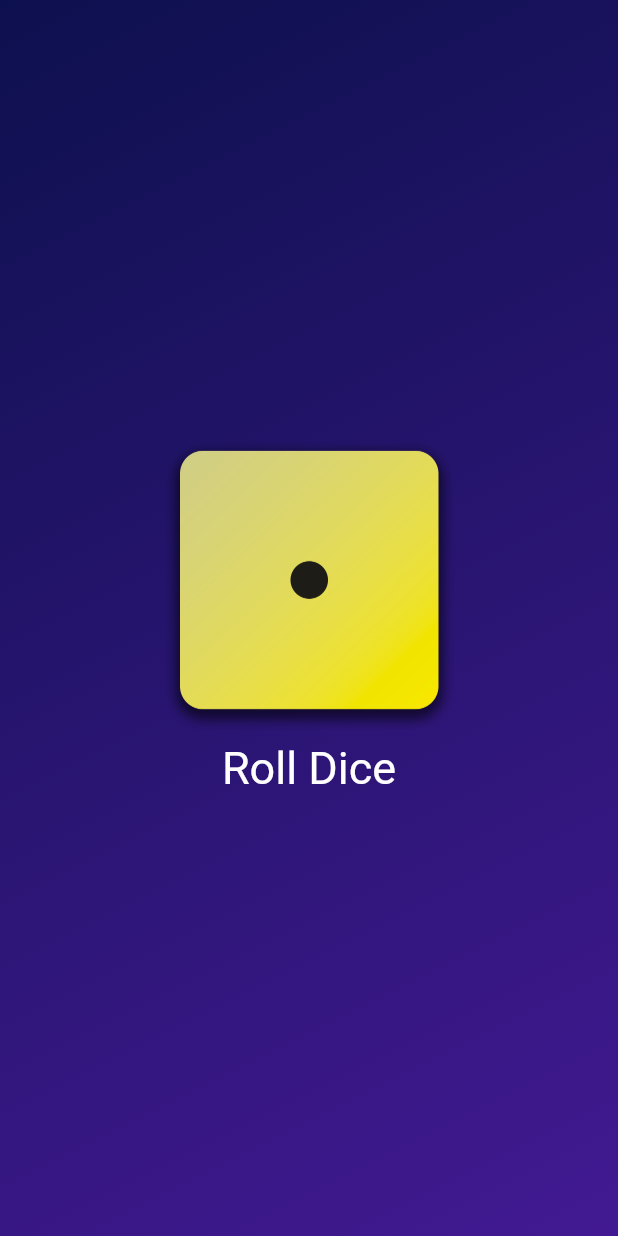
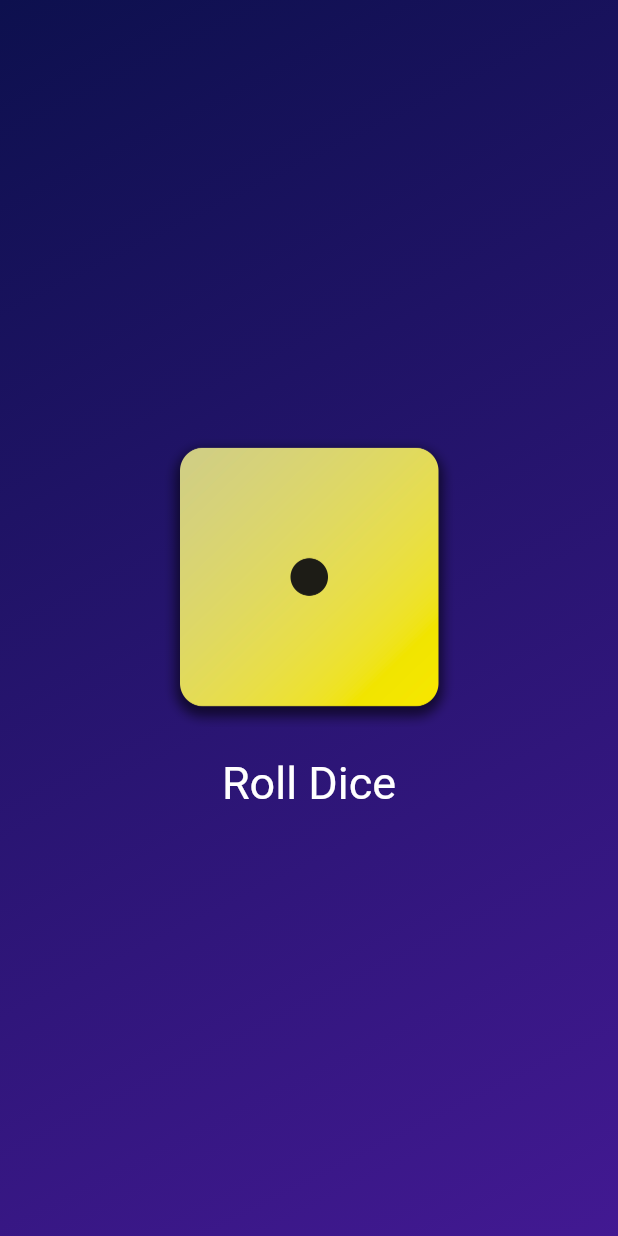
Before and after one commit to subarnabsadhukhan/Roll-Dice-App, a Flutter app: the screen it shows after launch, on a phone screen of 412 x 824 dp. Run offline on Flutter 3.47's test engine with Material 2 defaults, Android fonts, the phone set to English and light mode, and no system bars.

Commit message:
add spacing between dice image and text (version 1)
add top padding to TextButton

```diff
--- a/lib/gradient_container.dart
+++ b/lib/gradient_container.dart
@@ -29,6 +29,9 @@ class GradientContainer extends StatelessWidget {
             TextButton(
               onPressed: () {}, // Anonymous Function
               style: TextButton.styleFrom(
+                padding: const EdgeInsets.only(
+                  top: 20,
+                ),
                 foregroundColor: Colors.white,
                 textStyle: const TextStyle(
                   fontSize: 30,
```
